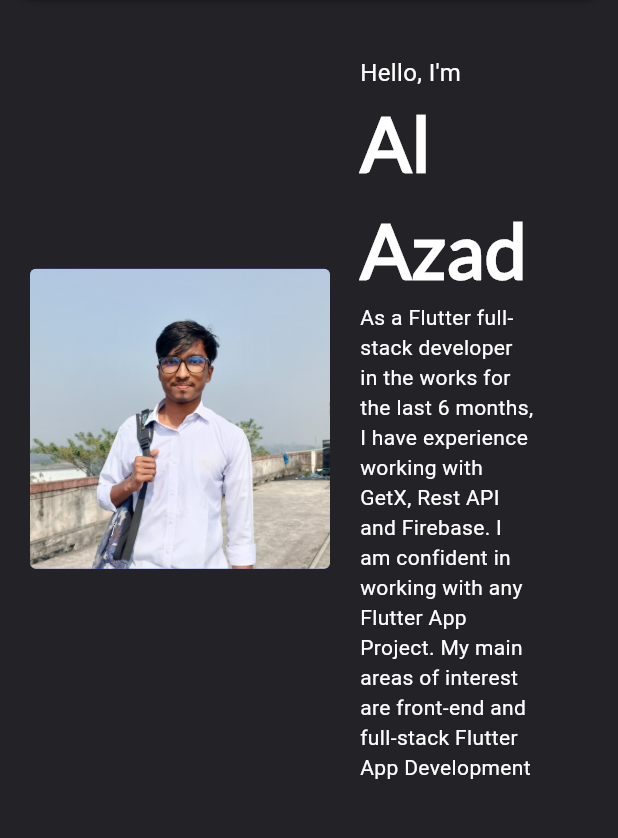
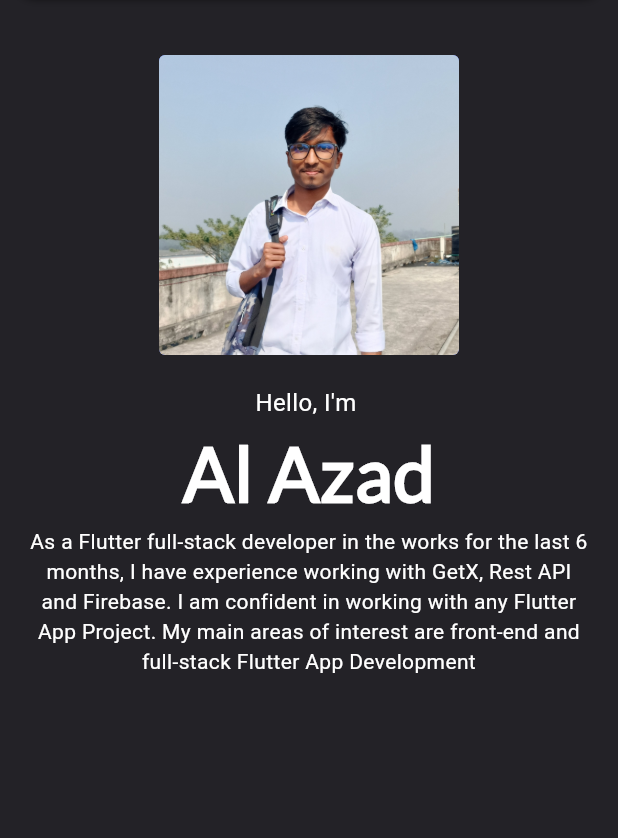
Before and after one commit to alazad214/my-portfolio, a Flutter app: the screen it shows after launch, on a phone screen of 412 x 824 dp, the part 137-975 px from its top. Run offline on Flutter 3.47's test engine with Material 3 defaults, Android fonts, the phone set to English and light mode, and no system bars; our stand-ins replace get.

Commit message:
main responsive ui

```diff
--- a/lib/pages/about_me.dart
+++ b/lib/pages/about_me.dart
@@ -1,6 +1,8 @@
 import 'package:flutter/cupertino.dart';
 import 'package:flutter/material.dart';
 import 'package:flutter/widgets.dart';
+import 'package:portfolio/section/main/desktop_main.dart';
+import 'package:portfolio/section/main/mobile_main.dart';
 
 class AboutMe extends StatelessWidget {
   const AboutMe({super.key});
@@ -9,6 +11,7 @@ class AboutMe extends StatelessWidget {
   Widget build(BuildContext context) {
     final w = MediaQuery.of(context).size.width;
     final h = MediaQuery.of(context).size.height;
+    return LayoutBuilder(builder: (context, constaints) {
       return Container(
         color: const Color(0xFF232227),
         child: SingleChildScrollView(
@@ -16,66 +19,16 @@ class AboutMe extends StatelessWidget {
             padding: const EdgeInsets.only(left: 20, right: 20, top: 30),
             child: Column(
               children: [
-              Row(
-                crossAxisAlignment: CrossAxisAlignment.center,
-                mainAxisAlignment: MainAxisAlignment.center,
-                children: [
-                  Container(
-                    decoration: BoxDecoration(
-                      color: Colors.indigoAccent,
-                      borderRadius: BorderRadius.circular(4.0),
-                    ),
-                    clipBehavior: Clip.antiAlias,
-                    child: Image.asset(
-                      'assets/images/azad.jpg',
-                      fit: BoxFit.cover,
-                      width: 200,
-                      height: 200,
-                    ),
-                  ),
-                  const SizedBox(width: 20), // Spacing between image and text
-                  const Expanded(
-                    child: Center(
-                      child: Column(
-                        crossAxisAlignment: CrossAxisAlignment.start,
-                        mainAxisAlignment: MainAxisAlignment.center,
-                        children: [
-                          Text(
-                            "Hello, I'm ",
-                            style: TextStyle(
-                              color: Colors.white,
-                              fontSize: 16,
-                            ),
-                          ),
-                          Text(
-                            "Al Azad",
-                            style: TextStyle(
-                              color: Colors.white,
-                              fontSize: 50.0,
-                              fontFamily: "Lato",
-                              fontWeight: FontWeight.bold
-                            ),
-                          ),
-                          Padding(
-                            padding: EdgeInsets.only(right: 35.0),
-                            child: Text(
-                              "As a Flutter full-stack developer in the works for the last 6 months, I have experience working with GetX, Rest API and Firebase. I am confident in working with any Flutter App Project. My main areas of interest are front-end and full-stack Flutter App Development",
-                              style: TextStyle(
-                                color: Colors.white,
-                                fontSize: 14,
-                              ),
-                            ),
-                          ),
-                        ],
-                      ),
-                    ),
-                  ),
-                ],
-              ),
+                if (constaints.maxWidth >= 650)
+                  const DesktopMain()
+                else
+                  const MobileMain(),
+
               ],
             ),
           ),
         ),
       );
+    });
   }
 }
--- /dev/null
+++ b/lib/section/main/desktop_main.dart
@@ -0,0 +1,65 @@
+import 'package:flutter/cupertino.dart';
+import 'package:flutter/material.dart';
+
+class DesktopMain extends StatelessWidget {
+  const DesktopMain({super.key});
+
+  @override
+  Widget build(BuildContext context) {
+    return   Row(
+      crossAxisAlignment: CrossAxisAlignment.center,
+      mainAxisAlignment: MainAxisAlignment.center,
+      children: [
+        Container(
+          decoration: BoxDecoration(
+            color: Colors.indigoAccent,
+            borderRadius: BorderRadius.circular(4.0),
+          ),
+          clipBehavior: Clip.antiAlias,
+          child: Image.asset(
+            'assets/images/azad.jpg',
+            fit: BoxFit.cover,
+            width: 200,
+            height: 200,
+          ),
+        ),
+        const SizedBox(width: 20), // Spacing between image and text
+        const Expanded(
+          child: Center(
+            child: Column(
+              crossAxisAlignment: CrossAxisAlignment.start,
+              mainAxisAlignment: MainAxisAlignment.center,
+              children: [
+                Text(
+                  "Hello, I'm ",
+                  style: TextStyle(
+                    color: Colors.white,
+                    fontSize: 16,
+                  ),
+                ),
+                Text(
+                  "Al Azad",
+                  style: TextStyle(
+                      color: Colors.white,
+                      fontSize: 50.0,
+                      fontFamily: "Lato",
+                      fontWeight: FontWeight.bold),
+                ),
+                Padding(
+                  padding: EdgeInsets.only(right: 35.0),
+                  child: Text(
+                    "As a Flutter full-stack developer in the works for the last 6 months, I have experience working with GetX, Rest API and Firebase. I am confident in working with any Flutter App Project. My main areas of interest are front-end and full-stack Flutter App Development",
+                    style: TextStyle(
+                      color: Colors.white,
+                      fontSize: 14,
+                    ),
+                  ),
+                ),
+              ],
+            ),
+          ),
+        ),
+      ],
+    );
+  }
+}
--- /dev/null
+++ b/lib/section/main/mobile_main.dart
@@ -0,0 +1,61 @@
+import 'package:flutter/cupertino.dart';
+import 'package:flutter/material.dart';
+
+class MobileMain extends StatelessWidget {
+  const MobileMain({super.key});
+
+  @override
+  Widget build(BuildContext context) {
+    return Column(
+      crossAxisAlignment: CrossAxisAlignment.center,
+      mainAxisAlignment: MainAxisAlignment.center,
+      children: [
+        Container(
+          decoration: BoxDecoration(
+            color: Colors.indigoAccent,
+            borderRadius: BorderRadius.circular(4.0),
+          ),
+          clipBehavior: Clip.antiAlias,
+          child: Image.asset(
+            'assets/images/azad.jpg',
+            fit: BoxFit.cover,
+            width: 200,
+            height: 200,
+          ),
+        ),
+        const SizedBox(height: 20), // Spacing between image and text
+        const Center(
+          child: Column(
+            crossAxisAlignment: CrossAxisAlignment.center,
+            mainAxisAlignment: MainAxisAlignment.center,
+            children: [
+              Text(
+                "Hello, I'm ",
+                style: TextStyle(
+                  color: Colors.white,
+                  fontSize: 16,
+                ),
+              ),
+              Text(
+                "Al Azad",
+                style: TextStyle(
+                    color: Colors.white,
+                    fontSize: 50.0,
+                    fontFamily: "Lato",
+                    fontWeight: FontWeight.bold),
+              ),
+              Text(
+                "As a Flutter full-stack developer in the works for the last 6 months, I have experience working with GetX, Rest API and Firebase. I am confident in working with any Flutter App Project. My main areas of interest are front-end and full-stack Flutter App Development",
+                textAlign: TextAlign.center,
+                style: TextStyle(
+                  color: Colors.white,
+                  fontSize: 14,
+                ),
+              ),
+            ],
+          ),
+        ),
+      ],
+    );
+  }
+}
```
Lines whose indentation alone changed are shown as unchanged.
